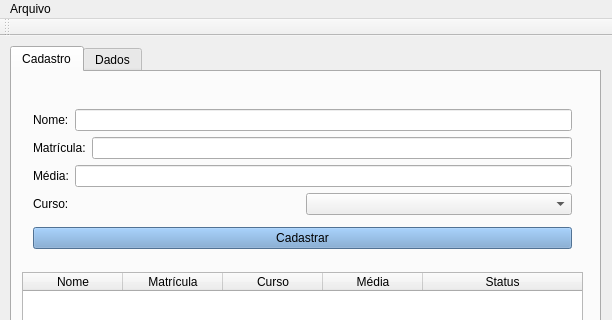
First picture: the form in projeto/mainwindow.ui, repository lacouth/tp_20192, before the edit; both pictures show x 0 to 612 and y 0 to 320 of the 612 by 583 pixel window.
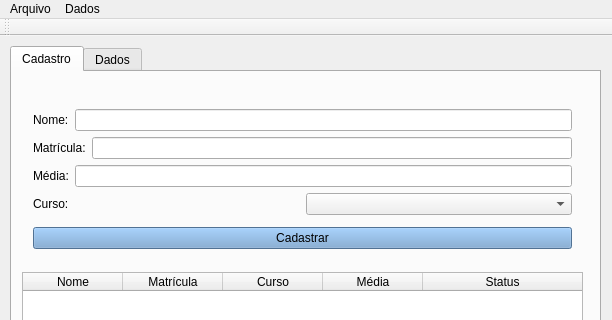
Second picture: the form after the edit.

Patch:
```diff
--- a/projeto/mainwindow.ui
+++ b/projeto/mainwindow.ui
@@ -286,7 +286,13 @@
     <addaction name="actionSalvar"/>
     <addaction name="actionCarregar"/>
    </widget>
+   <widget class="QMenu" name="menuDados">
+    <property name="title">
+     <string>Dados</string>
+    </property>
+   </widget>
    <addaction name="menuArquivo"/>
+   <addaction name="menuDados"/>
   </widget>
   <widget class="QToolBar" name="mainToolBar">
    <attribute name="toolBarArea">
```
Left out of the diff: 6 changed lines with no effect on the pictures.
